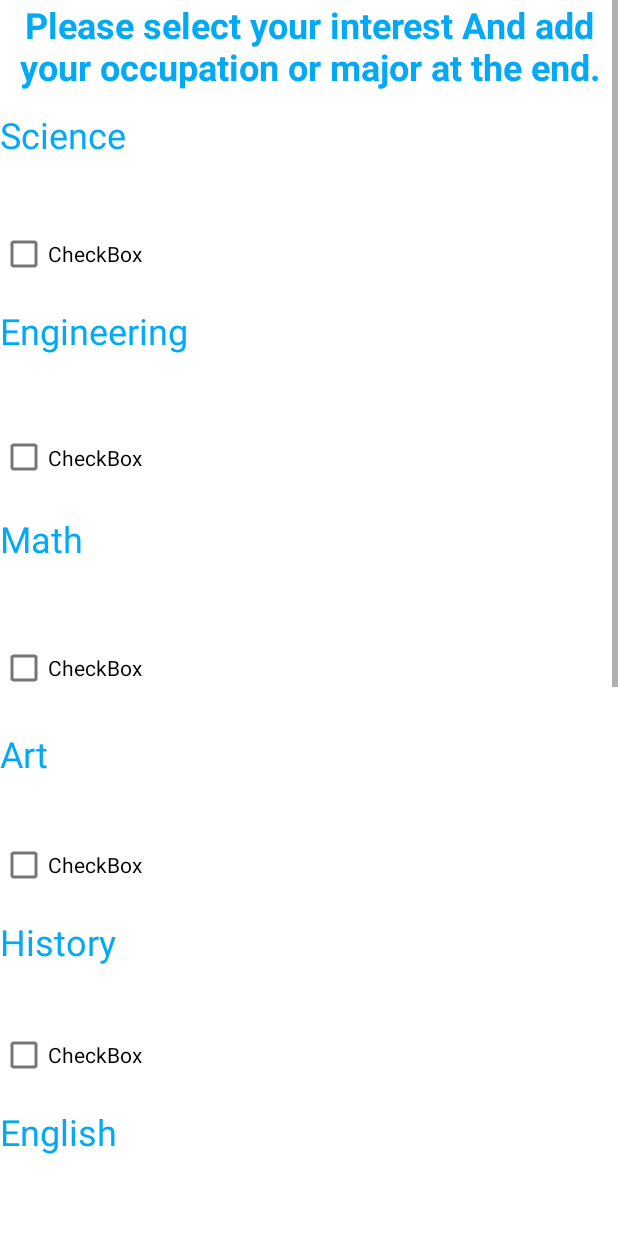
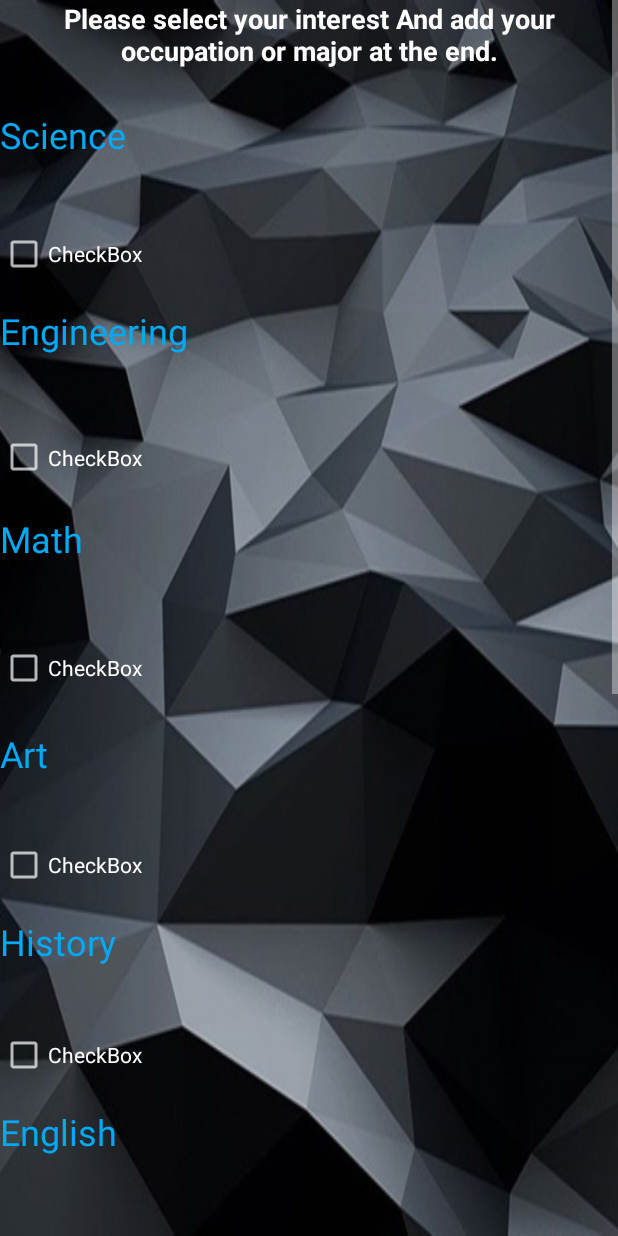
Before and after one commit to DariusRobertson/Network, an Android app: the layout activity_category.xml on its own in the app's theme, with its tools: preview values and no code run, on a phone screen of 412 x 824 dp. Run offline under Robolectric (Android 15) with nearby library versions, the phone set to English and light mode, and no system bars.

Commit message:
changed background and changed colors around.

```diff
--- a/app/src/main/AndroidManifest.xml
+++ b/app/src/main/AndroidManifest.xml
@@ -8,7 +8,7 @@
         android:label="@string/app_name"
         android:roundIcon="@mipmap/ic_launcher_round"
         android:supportsRtl="true"
-        android:theme="@style/Theme.SocialNetwork">
+        android:theme="@style/Theme.AppCompat.NoActionBar">
         <activity android:name=".MainActivity" />
         <activity android:name=".Category" />
         <activity android:name=".Login">
--- a/app/src/main/res/layout/activity_category.xml
+++ b/app/src/main/res/layout/activity_category.xml
@@ -4,6 +4,7 @@
     xmlns:tools="http://schemas.android.com/tools"
     android:layout_width="match_parent"
     android:layout_height="match_parent"
+    android:background="@drawable/graybackground"
     tools:context=".Category">
 
     <LinearLayout
@@ -28,8 +29,8 @@
                     android:layout_height="73dp"
                     android:text="Please select your interest And add your occupation or major at the end."
                     android:textAlignment="center"
-                    android:textColor="#03A9F4"
-                    android:textSize="24sp"
+                    android:textColor="@color/white"
+                    android:textSize="18sp"
                     android:textStyle="bold" />
 
                 <TextView
@@ -46,6 +47,7 @@
                     android:layout_width="match_parent"
                     android:layout_height="69dp"
                     android:text="CheckBox"
+                    android:textColor="@color/white"
                     android:textAlignment="viewStart" />
 
                 <TextView
@@ -60,6 +62,7 @@
                     android:id="@+id/engineeringBox"
                     android:layout_width="match_parent"
                     android:layout_height="75dp"
+                    android:textColor="@color/white"
                     android:text="CheckBox" />
 
                 <TextView
@@ -74,6 +77,7 @@
                     android:id="@+id/MathBox"
                     android:layout_width="match_parent"
                     android:layout_height="81dp"
+                    android:textColor="@color/white"
                     android:text="CheckBox" />
 
                 <TextView
@@ -88,6 +92,7 @@
                     android:id="@+id/artBox"
                     android:layout_width="match_parent"
                     android:layout_height="69dp"
+                    android:textColor="@color/white"
                     android:text="CheckBox" />
 
                 <TextView
@@ -102,6 +107,7 @@
                     android:id="@+id/historyBox"
                     android:layout_width="match_parent"
                     android:layout_height="69dp"
+                    android:textColor="@color/white"
                     android:text="CheckBox" />
 
                 <TextView
@@ -116,6 +122,7 @@
                     android:id="@+id/englishBox"
                     android:layout_width="match_parent"
                     android:layout_height="69dp"
+                    android:textColor="@color/white"
                     android:text="CheckBox" />
 
                 <TextView
@@ -130,6 +137,7 @@
                     android:id="@+id/SpaceBox"
                     android:layout_width="match_parent"
                     android:layout_height="76dp"
+                    android:textColor="@color/white"
                     android:text="CheckBox" />
 
                 <TextView
@@ -144,6 +152,7 @@
                     android:id="@+id/dancingBox"
                     android:layout_width="match_parent"
                     android:layout_height="79dp"
+                    android:textColor="@color/white"
                     android:text="CheckBox" />
 
                 <TextView
@@ -158,6 +167,7 @@
                     android:id="@+id/signingBox"
                     android:layout_width="match_parent"
                     android:layout_height="wrap_content"
+                    android:textColor="@color/white"
                     android:text="CheckBox" />
 
                 <TextView
@@ -166,6 +176,7 @@
                     android:layout_height="wrap_content"
                     android:text="Choose Your Occupation"
                     android:textAlignment="center"
+                    android:textColor="#03A9F4"
                     android:textSize="24sp"
                     android:textStyle="bold" />
 
@@ -174,6 +185,7 @@
                     android:layout_width="match_parent"
                     android:layout_height="141dp"
                     android:padding="4dp"
+                    android:background="@color/white"
                     android:scrollbars="vertical" />
 
                 <Button
--- a/app/src/main/res/layout/example_item.xml
+++ b/app/src/main/res/layout/example_item.xml
@@ -8,7 +8,9 @@
     <RelativeLayout
         android:layout_width="401dp"
         android:layout_height="95dp"
-        android:layout_margin="4dp">
+        android:layout_margin="4dp"
+        android:background="@color/white"
+        >
 
         <TextView
             android:id="@+id/AdapterTextView"
```
Also changed, not shown: app/src/main/res/layout/activity_login.xml (+7 -0 lines), app/src/main/res/layout/activity_sign_up.xml (+10 -2 lines), app/src/main/res/drawable/graybackground.jpg (added).
